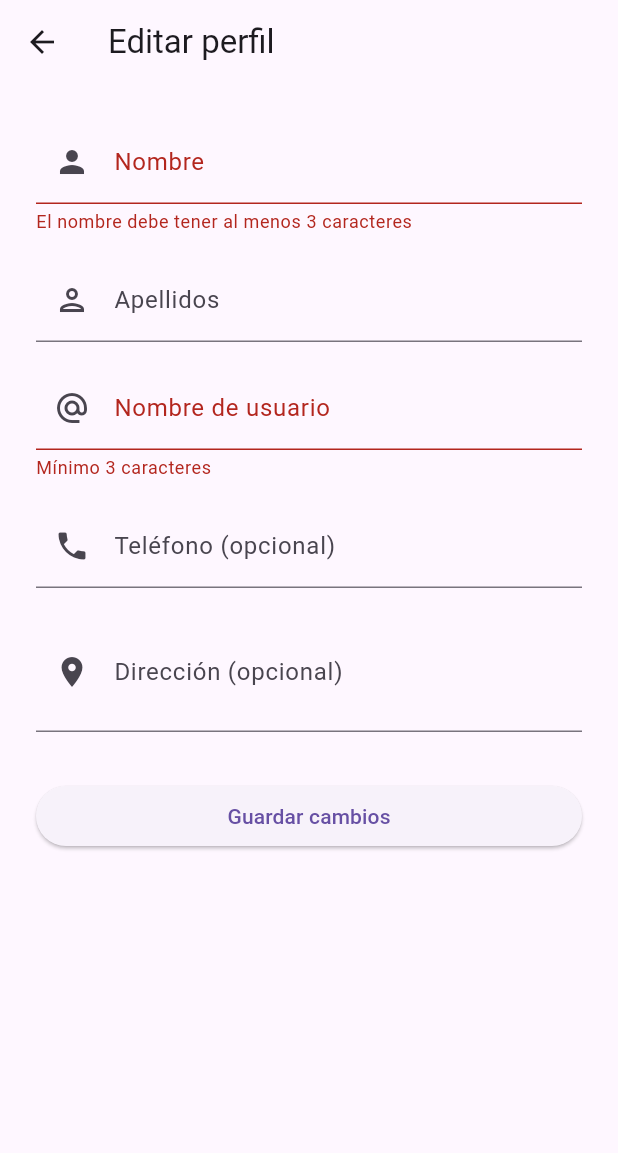
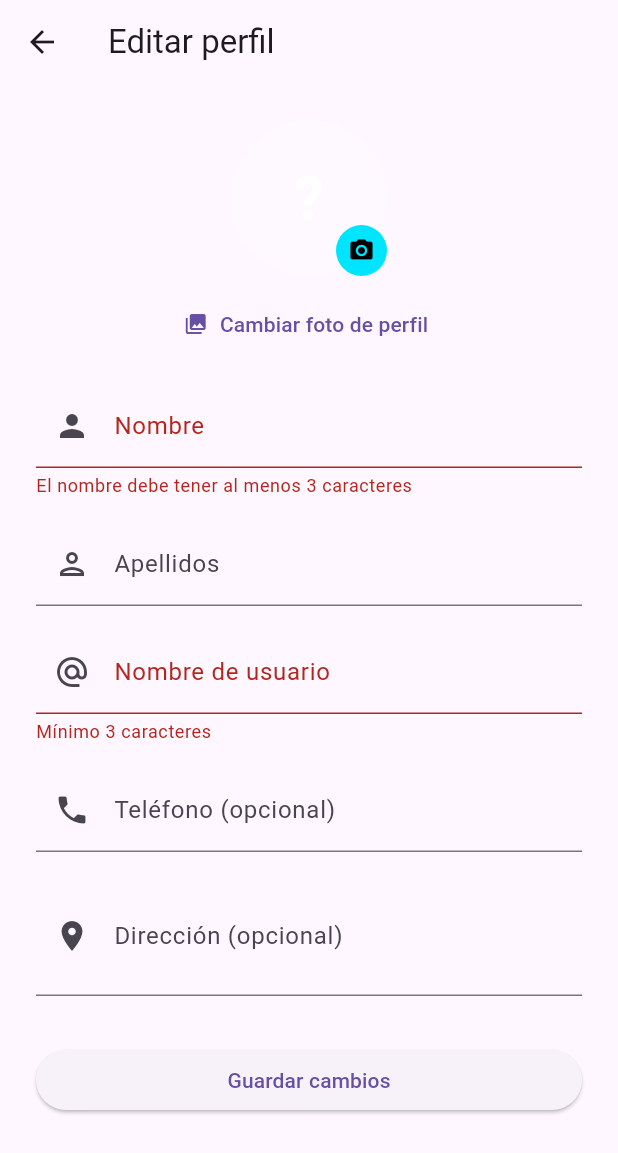
Before and after one commit to sergiogaray444/fluxshop-ecommerce-flutter, a Flutter app: the EditProfileScreen screen opened by its route, after a tap on "Guardar cambios", on a phone screen of 412 x 824 dp. Shown: the top 1153 px of the screen. Run offline on Flutter 3.47's test engine with Material 3 defaults, Android fonts, the phone set to English and light mode, and no system bars; our stand-ins replace dio, image_picker, shared_preferences; accounts and stored records are empty; statements that could not run were skipped.

Commit message:
feat: foto de perfil con selector de galería
- Selector de imagen desde galería con image_picker
- Foto almacenada en base de datos como base64 (TEXT)
- Avatar actualizado en perfil y menú lateral (Drawer)
- Sesión persiste la foto en SharedPreferences
- Permisos READ_MEDIA_IMAGES en AndroidManifest
- Límite de body aumentado a 5mb en Express
- Imagen comprimida a 256x256 antes de subir

```diff
--- a/lib/models/user_model.dart
+++ b/lib/models/user_model.dart
@@ -7,6 +7,7 @@ class UserModel {
   final String? phone;
   final String? address;
   final String provider;
+  final String? photo;
 
   UserModel({
     required this.id,
@@ -17,6 +18,7 @@ class UserModel {
     this.phone,
     this.address,
     this.provider = 'local',
+    this.photo,
   });
 
   factory UserModel.fromJson(Map<String, dynamic> json) {
@@ -29,6 +31,7 @@ class UserModel {
       phone: json['phone'],
       address: json['address'],
       provider: json['provider'] ?? 'local',
+      photo: json['photo'],
     );
   }
 
@@ -39,6 +42,7 @@ class UserModel {
     String? phone,
     String? address,
     String? provider,
+    String? photo,
   }) {
     return UserModel(
       id: id,
@@ -49,6 +53,7 @@ class UserModel {
       phone: phone ?? this.phone,
       address: address ?? this.address,
       provider: provider ?? this.provider,
+      photo: photo ?? this.photo,
     );
   }
 }
--- a/lib/screens/edit_profile_screen.dart
+++ b/lib/screens/edit_profile_screen.dart
@@ -1,4 +1,7 @@
+import 'dart:convert';
 import 'package:flutter/material.dart';
+import 'package:flutter/services.dart';
+import 'package:image_picker/image_picker.dart';
 import 'package:provider/provider.dart';
 import '../providers/auth_provider.dart';
 
@@ -20,6 +23,9 @@ class _EditProfileScreenState extends State<EditProfileScreen> {
   late final TextEditingController _addressController;
   bool _isLoading = false;
 
+  Uint8List? _newImageBytes;
+  String? _currentPhotoBase64;
+
   @override
   void initState() {
     super.initState();
@@ -29,6 +35,7 @@ class _EditProfileScreenState extends State<EditProfileScreen> {
     _usernameController = TextEditingController(text: user?.username ?? '');
     _phoneController = TextEditingController(text: user?.phone ?? '');
     _addressController = TextEditingController(text: user?.address ?? '');
+    _currentPhotoBase64 = user?.photo;
   }
 
   @override
@@ -41,9 +48,36 @@ class _EditProfileScreenState extends State<EditProfileScreen> {
     super.dispose();
   }
 
+  Future<void> _pickImage() async {
+    try {
+      final picker = ImagePicker();
+      final picked = await picker.pickImage(
+        source: ImageSource.gallery,
+        maxWidth: 256,
+        maxHeight: 256,
+        imageQuality: 60,
+      );
+      if (picked == null) return;
+      final bytes = await picked.readAsBytes();
+      if (mounted) setState(() => _newImageBytes = bytes);
+    } catch (e) {
+      if (!mounted) return;
+      ScaffoldMessenger.of(context).showSnackBar(
+        SnackBar(
+          content: Text('Error al abrir galería: $e'),
+          backgroundColor: Colors.red,
+        ),
+      );
+    }
+  }
+
   Future<void> _save() async {
     if (!_formKey.currentState!.validate()) return;
     setState(() => _isLoading = true);
+
+    final photoBase64 = _newImageBytes != null
+        ? base64Encode(_newImageBytes!)
+        : _currentPhotoBase64;
 
     final success = await context.read<AuthProvider>().updateUser(
           name: _nameController.text.trim(),
@@ -51,6 +85,7 @@ class _EditProfileScreenState extends State<EditProfileScreen> {
           username: _usernameController.text.trim(),
           phone: _phoneController.text.trim(),
           address: _addressController.text.trim(),
+          photo: photoBase64,
         );
 
     if (!mounted) return;
@@ -73,6 +108,8 @@ class _EditProfileScreenState extends State<EditProfileScreen> {
 
   @override
   Widget build(BuildContext context) {
+    final hasPhoto = _newImageBytes != null || _currentPhotoBase64 != null;
+
     return Scaffold(
       appBar: AppBar(title: const Text('Editar perfil')),
       body: SingleChildScrollView(
@@ -81,6 +118,60 @@ class _EditProfileScreenState extends State<EditProfileScreen> {
           key: _formKey,
           child: Column(
             children: [
+              // Avatar con botón de cambio de foto
+              Center(
+                child: Stack(
+                  children: [
+                    CircleAvatar(
+                      radius: 52,
+                      backgroundColor: Colors.white24,
+                      backgroundImage: _newImageBytes != null
+                          ? MemoryImage(_newImageBytes!)
+                          : (_currentPhotoBase64 != null
+                              ? MemoryImage(base64Decode(_currentPhotoBase64!))
+                              : null),
+                      child: !hasPhoto
+                          ? Text(
+                              _nameController.text.isNotEmpty
+                                  ? _nameController.text[0].toUpperCase()
+                                  : '?',
+                              style: const TextStyle(
+                                fontSize: 40,
+                                fontWeight: FontWeight.bold,
+                                color: Colors.white,
+                              ),
+                            )
+                          : null,
+                    ),
+                    Positioned(
+                      bottom: 0,
+                      right: 0,
+                      child: GestureDetector(
+                        onTap: _pickImage,
+                        child: Container(
+                          decoration: const BoxDecoration(
+                            color: Color(0xFF00E5FF),
+                            shape: BoxShape.circle,
+                          ),
+                          padding: const EdgeInsets.all(8),
+                          child: const Icon(
+                            Icons.camera_alt,
+                            size: 18,
+                            color: Colors.black,
+                          ),
+                        ),
+                      ),
+                    ),
+                  ],
+                ),
+              ),
+              const SizedBox(height: 8),
+              TextButton.icon(
+                onPressed: _pickImage,
+                icon: const Icon(Icons.photo_library, size: 16),
+                label: const Text('Cambiar foto de perfil'),
+              ),
+              const SizedBox(height: 16),
               TextFormField(
                 controller: _nameController,
                 decoration: const InputDecoration(
@@ -122,8 +213,17 @@ class _EditProfileScreenState extends State<EditProfileScreen> {
                 decoration: const InputDecoration(
                   labelText: 'Teléfono (opcional)',
                   prefixIcon: Icon(Icons.phone),
+                  hintText: '300 123 4567',
                 ),
                 keyboardType: TextInputType.phone,
+                inputFormatters: [FilteringTextInputFormatter.digitsOnly],
+                validator: (v) {
+                  if (v == null || v.trim().isEmpty) return null;
+                  if (v.trim().length < 10) {
+                    return 'El teléfono debe tener mínimo 10 dígitos';
+                  }
+                  return null;
+                },
               ),
               const SizedBox(height: 16),
               TextFormField(
--- a/pubspec.yaml
+++ b/pubspec.yaml
@@ -13,6 +13,7 @@ dependencies:
   provider: ^6.1.2
   dio: ^5.9.2
   shared_preferences: ^2.3.2
+  image_picker: ^1.1.2
 
 dev_dependencies:
   flutter_test:
@@ -23,3 +24,4 @@ flutter:
   uses-material-design: true
   assets:
     - assets/images/products/
+    - assets/images/banners/
```
Also changed, not shown: lib/providers/auth_provider.dart (+8 -0 lines), lib/screens/profile_screen.dart (+12 -6 lines), lib/services/auth_service.dart (+9 -1 lines), pubspec.lock, 3 other files.
